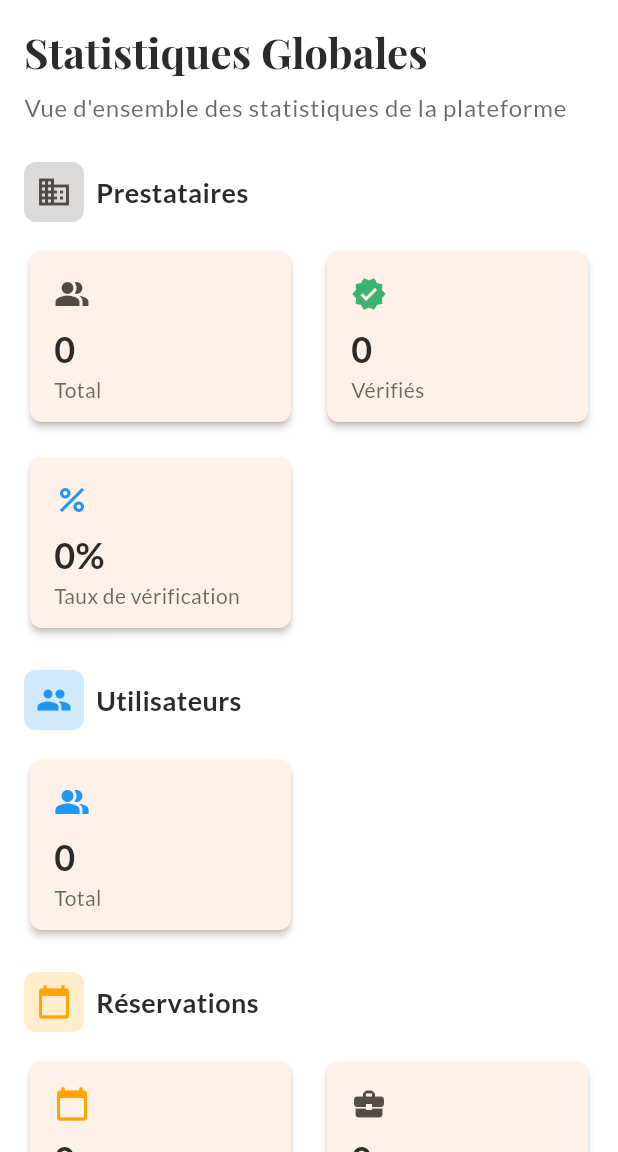
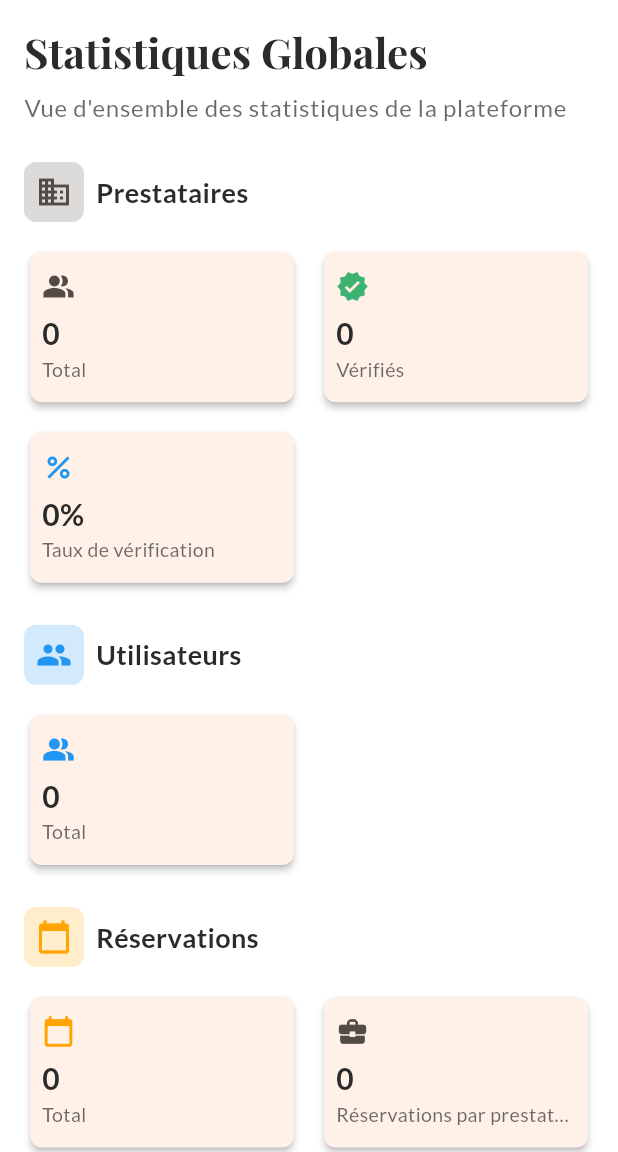
Before and after one commit to Nicocoooooo/Mariable, a Flutter app: the AdminStatsScreen screen opened by its route, on a phone screen of 412 x 824 dp, the part 84-1236 px from its top. Run offline on Flutter 3.47's test engine with Material 3 defaults, Android fonts, the phone set to English and light mode, and no system bars; our stand-ins replace cached_network_image, equatable, fl_chart, go_router, google_fonts, image_picker and 2 more; accounts and stored records are empty.

Commit message:
fix : Réglages d'overwrite réglés.

```diff
--- a/lib/Admin/screens/admin_stats_screen.dart
+++ b/lib/Admin/screens/admin_stats_screen.dart
@@ -211,7 +211,7 @@ class _AdminStatsScreenState extends State<AdminStatsScreen> {
                         fontWeight: FontWeight.bold,
                       ),
                     ),
-                    const SizedBox(height: PartnerAdminStyles.paddingMedium),
+                    const SizedBox(height: PartnerAdminStyles.paddingSmall),
                     _buildRapportItem(
                       title: 'Prestataires vérifiés',
                       value: _statsData['prestatairesVerifies'],
@@ -238,6 +238,8 @@ class _AdminStatsScreenState extends State<AdminStatsScreen> {
                 ),
               ),
             ),
+            // Ajouter un espace supplémentaire en bas pour éviter tout problème
+            const SizedBox(height: PartnerAdminStyles.paddingLarge),
           ],
         ),
       ),
@@ -289,9 +291,9 @@ class _AdminStatsScreenState extends State<AdminStatsScreen> {
       physics: const NeverScrollableScrollPhysics(),
       gridDelegate: const SliverGridDelegateWithFixedCrossAxisCount(
         crossAxisCount: 2,
-        crossAxisSpacing: 16,
-        mainAxisSpacing: 16,
-        childAspectRatio: 1.5,
+        crossAxisSpacing: 12, // Réduit pour éviter overflow
+        mainAxisSpacing: 12, // Réduit pour éviter overflow
+        childAspectRatio: 1.7, // Augmenté pour réduire la hauteur des cartes
       ),
       itemCount: stats.length,
       itemBuilder: (context, index) {
@@ -299,7 +301,8 @@ class _AdminStatsScreenState extends State<AdminStatsScreen> {
         return Card(
           elevation: PartnerAdminStyles.elevationSmall,
           child: Padding(
-            padding: const EdgeInsets.all(PartnerAdminStyles.paddingMedium),
+            padding:
+                const EdgeInsets.all(PartnerAdminStyles.paddingSmall), // Réduit
             child: Column(
               crossAxisAlignment: CrossAxisAlignment.start,
               mainAxisAlignment: MainAxisAlignment.center,
@@ -307,22 +310,25 @@ class _AdminStatsScreenState extends State<AdminStatsScreen> {
                 Icon(
                   stat['icon'] as IconData,
                   color: stat['color'] as Color,
-                  size: 24,
+                  size: 22, // Légèrement plus petit
                 ),
-                const SizedBox(height: 8),
+                const SizedBox(height: 6), // Réduit
                 Text(
                   stat['value'] as String,
                   style: const TextStyle(
-                    fontSize: 24,
+                    fontSize: 20, // Légèrement plus petit
                     fontWeight: FontWeight.bold,
                     color: PartnerAdminStyles.textColor,
                   ),
+                  overflow: TextOverflow.ellipsis, // Évite les débordements
                 ),
                 Text(
                   stat['title'] as String,
                   style: TextStyle(
+                    fontSize: 13, // Plus petit
                     color: PartnerAdminStyles.textColor.withOpacity(0.7),
                   ),
+                  overflow: TextOverflow.ellipsis, // Évite les débordements
                 ),
               ],
             ),
@@ -348,8 +354,9 @@ class _AdminStatsScreenState extends State<AdminStatsScreen> {
       percentage = value / total * 100;
       displayValue = '${percentage.toStringAsFixed(1)}$suffix';
     } else if (divisor != null && divisor > 0) {
-      percentage = (value / divisor) * 100;
-      displayValue = (value / divisor).toStringAsFixed(1);
+      double ratio = value / divisor;
+      percentage = ratio * 100; // Pour la barre de progression
+      displayValue = ratio.toStringAsFixed(1);
     } else {
       displayValue = '0$suffix';
     }
@@ -360,7 +367,13 @@ class _AdminStatsScreenState extends State<AdminStatsScreen> {
         Row(
           mainAxisAlignment: MainAxisAlignment.spaceBetween,
           children: [
-            Text(title),
+            Expanded(
+              child: Text(
+                title,
+                overflow: TextOverflow.ellipsis, // Évite les débordements
+              ),
+            ),
+            const SizedBox(width: 4),
             Text(
               displayValue,
               style: TextStyle(
@@ -370,11 +383,13 @@ class _AdminStatsScreenState extends State<AdminStatsScreen> {
             ),
           ],
         ),
-        const SizedBox(height: 4),
+        const SizedBox(height: 2), // Réduit
         LinearProgressIndicator(
-          value: percentage / 100,
+          value: (percentage / 100)
+              .clamp(0.0, 1.0), // Assurer que la valeur est entre 0 et 1
           backgroundColor: color.withOpacity(0.2),
           valueColor: AlwaysStoppedAnimation<Color>(color),
+          minHeight: 6, // Légèrement plus petite
         ),
       ],
     );
```
Also changed, not shown: lib/Admin/widgets/partner_card.dart (+18 -6 lines).
